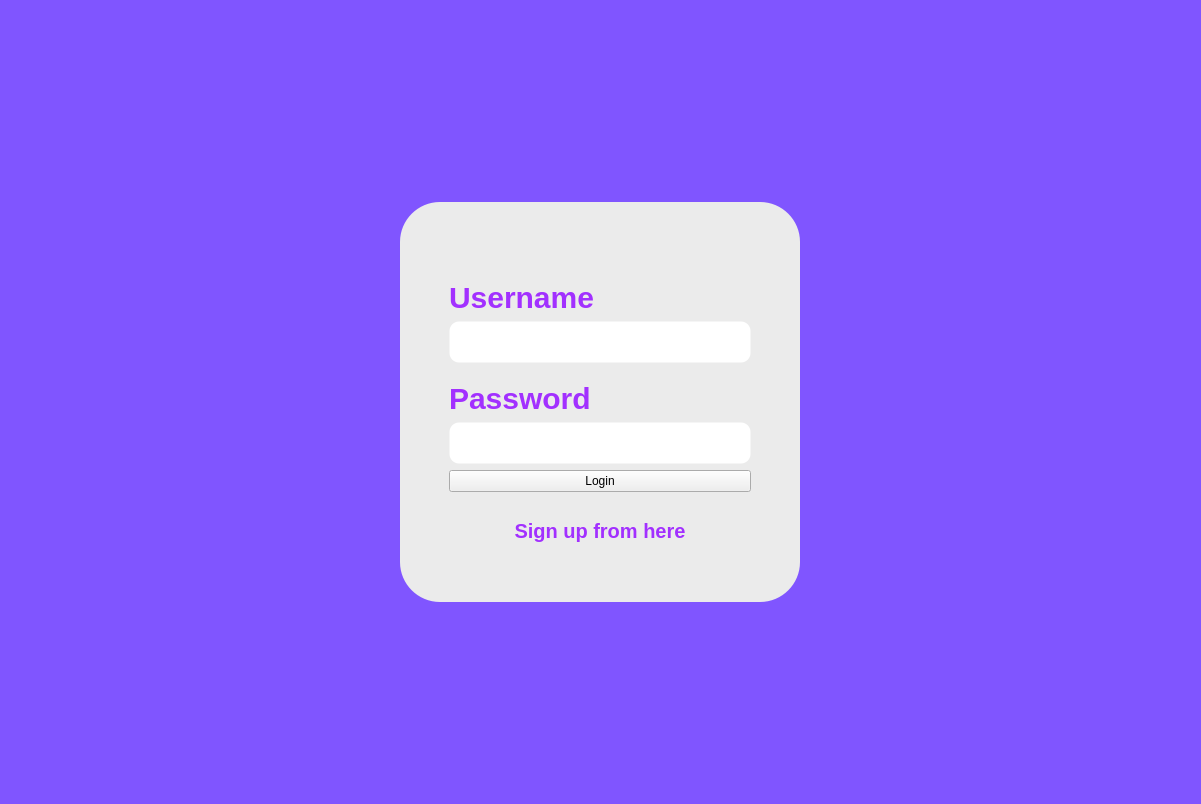
Old version of the form Kaizen/login.ui in the repository burr1to/kaizen.
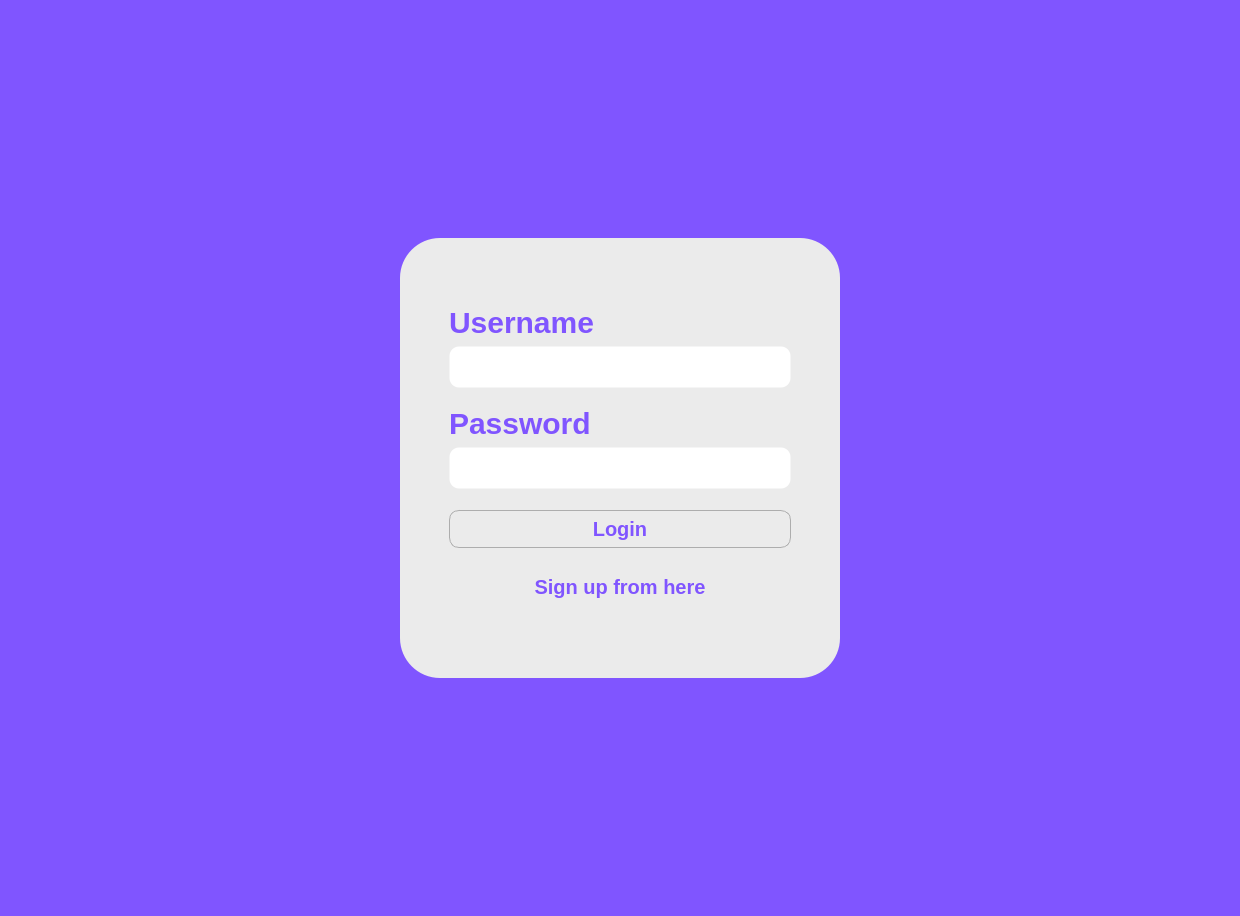
New version of the form.

```diff
--- a/Kaizen/login.ui
+++ b/Kaizen/login.ui
@@ -6,8 +6,8 @@
    <rect>
     <x>0</x>
     <y>0</y>
-    <width>1201</width>
-    <height>804</height>
+    <width>1240</width>
+    <height>916</height>
    </rect>
   </property>
   <property name="windowTitle">
@@ -26,8 +26,8 @@
        <string notr="true">#loginframe{
 background-color:rgb(235, 235, 235);
 border-radius:40px;
-max-width:400px;
-max-height:400px;
+max-width:440px;
+max-height:440px;
 }
 
 </string>
@@ -70,7 +70,7 @@
              <property name="sizeHint" stdset="0">
               <size>
                <width>20</width>
-               <height>100</height>
+               <height>70</height>
               </size>
              </property>
             </spacer>
@@ -80,7 +80,7 @@
              <property name="styleSheet">
               <string notr="true">#usr{
 font-weight:bold;
-color:rgb(162, 48, 255);
+color:rgb(128, 85, 255);
 font-size:30px;
 }</string>
              </property>
@@ -111,7 +111,7 @@
               <string notr="true">#pass{
 
 font-weight:bold;
-color:rgb(162, 48, 255);
+color:rgb(128, 85, 255);
 font-size:30px;
 
 }</string>
@@ -136,6 +136,22 @@
          </item>
          <item>
           <widget class="QPushButton" name="loginbutt">
+           <property name="styleSheet">
+            <string notr="true">#loginbutt{
+border-radius:10px;
+border:1px solid rgb(173, 173, 173);
+padding:6px;
+margin-top:15px;
+font-size:20px;
+font-weight:bold;
+color:rgb(128, 85, 255);
+}
+
+#loginbutt:hover{
+background-color:rgb(128, 85, 255);
+color:white;
+}</string>
+           </property>
            <property name="text">
             <string>Login</string>
            </property>
@@ -146,7 +162,7 @@
            <property name="styleSheet">
             <string notr="true">#signupbut{
 padding-top:20px;
-color:rgb(162, 48, 255);
+color:rgb(128, 85, 255);
 font-weight:bold;
 font-size:20px;
 border:1px solid transparent;
```
Left out of the diff: 2 changed lines with no effect on the pictures.
